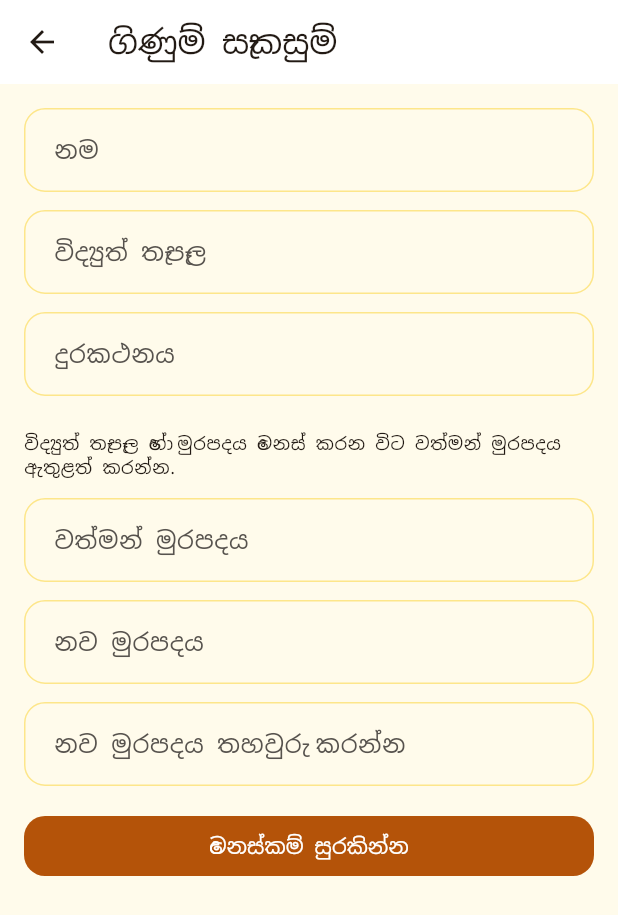
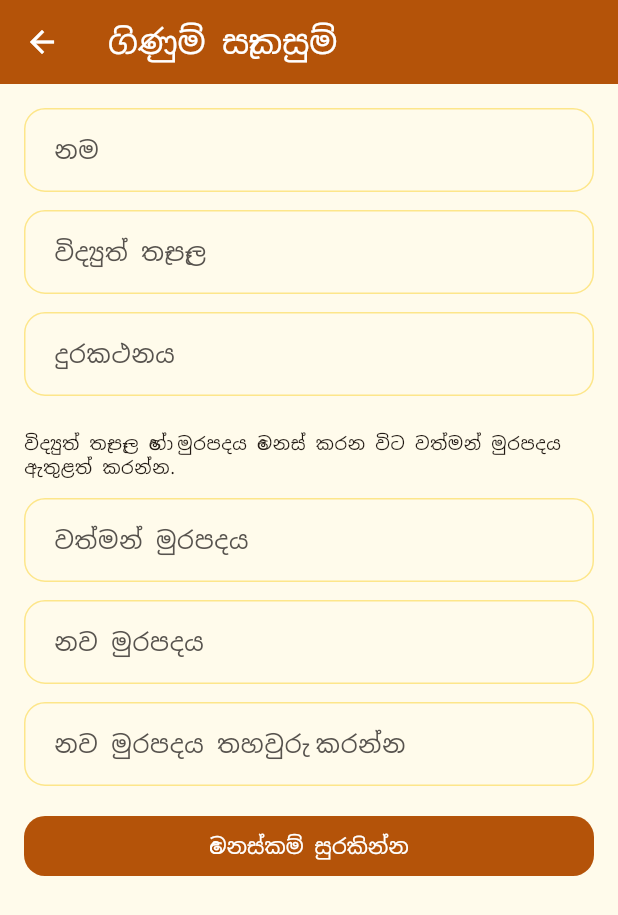
Before and after one commit to Dinukaawsh/bakery-mobile-app, a Flutter app: the screen it shows after launch, after a tap on "Sign in", after a tap on "සිං", after a tap on the "person" icon, on a phone screen of 412 x 824 dp. Shown: the top 915 px of the screen. Run offline on Flutter 3.47's test engine with Material 3 defaults, Android fonts, the phone set to English and light mode, and no system bars; our stand-ins replace pdf, printing, shared_preferences, table_calendar; accounts and stored records are empty; network calls fail.

Commit message:
feat: Enhance UI with custom app bar and loading spinner components
- Introduced `bakeryAppBar` for a consistent app bar design across screens, featuring a back button and customizable title.
- Added `BakeryLoadingSpinner` and `BakeryLoadingCenter` for improved loading indicators, replacing default `CircularProgressIndicator` for a cohesive look.
- Updated multiple screens (`AccountSettingsScreen`, `AddShopScreen`, `BillScreen`, `DeliveryHomeScreen`, `LoginScreen`, and `AdminShell`) to utilize the new app bar and loading components.
- Enhanced localization by adding a new string for the back button in English and Sinhala.

```diff
--- a/lib/l10n/strings_en.dart
+++ b/lib/l10n/strings_en.dart
@@ -6,6 +6,7 @@ const Map<String, String> stringsEn = {
   'common.cancel': 'Cancel',
   'common.confirm': 'Confirm',
   'common.close': 'Close',
+  'common.back': 'Back',
   'common.save': 'Save',
   'common.saving': 'Saving...',
   'common.loading': 'Loading...',
--- a/lib/l10n/strings_si.dart
+++ b/lib/l10n/strings_si.dart
@@ -6,6 +6,7 @@ const Map<String, String> stringsSi = {
   'common.cancel': 'අවලංගු කරන්න',
   'common.confirm': 'තහවුරු කරන්න',
   'common.close': 'වසන්න',
+  'common.back': 'ආපසු',
   'common.save': 'සුරකින්න',
   'common.saving': 'සුරකිමින්...',
   'common.loading': 'පූරණය වෙමින්...',
--- a/lib/screens/account_settings_screen.dart
+++ b/lib/screens/account_settings_screen.dart
@@ -4,6 +4,7 @@ import '../l10n/locale_scope.dart';
 import '../models/user.dart';
 import '../services/api_service.dart';
 import '../utils/safe_insets.dart';
+import '../widgets/bakery_app_bar.dart';
 
 class AccountSettingsScreen extends StatefulWidget {
   const AccountSettingsScreen({
@@ -115,7 +116,8 @@ class _AccountSettingsScreenState extends State<AccountSettingsScreen> {
     final t = LocaleScope.of(context).t;
 
     return Scaffold(
-      appBar: AppBar(title: Text(t('account.title'))),
+      backgroundColor: const Color(0xFFFFFBEB),
+      appBar: bakeryAppBar(context, title: t('account.title')),
       body: ListView(
         padding: listPaddingWithSystemBottom(context, bottomBase: 24),
         children: [
--- a/lib/screens/login_screen.dart
+++ b/lib/screens/login_screen.dart
@@ -4,6 +4,7 @@ import '../l10n/locale_scope.dart';
 import '../models/business_settings.dart';
 import '../models/user.dart';
 import '../services/api_service.dart';
+import '../widgets/bakery_loading_spinner.dart';
 import '../widgets/locale_toggle.dart';
 
 class LoginScreen extends StatefulWidget {
@@ -358,13 +359,10 @@ class _LoginCard extends StatelessWidget {
                 ),
               ),
               child: loading
-                  ? const SizedBox(
-                      height: 22,
-                      width: 22,
-                      child: CircularProgressIndicator(
-                        strokeWidth: 2.5,
-                        color: Colors.white,
-                      ),
+                  ? const BakeryLoadingSpinner(
+                      size: BakerySpinnerSize.sm,
+                      color: Colors.white,
+                      trackColor: Color(0x33FFFFFF),
                     )
                   : Text(
                       t('login.signIn'),
--- a/lib/widgets/app_splash_screen.dart
+++ b/lib/widgets/app_splash_screen.dart
@@ -1,4 +1,6 @@
 import 'package:flutter/material.dart';
+
+import 'bakery_loading_spinner.dart';
 
 class AppSplashScreen extends StatelessWidget {
   const AppSplashScreen({
@@ -32,13 +34,25 @@ class AppSplashScreen extends StatelessWidget {
           child: Column(
             children: [
               const Spacer(),
-              ClipRRect(
-                borderRadius: BorderRadius.circular(28),
-                child: Image.asset(
-                  'assets/icon/app_icon.png',
-                  width: 112,
-                  height: 112,
-                  fit: BoxFit.cover,
+              Container(
+                decoration: BoxDecoration(
+                  borderRadius: BorderRadius.circular(28),
+                  boxShadow: [
+                    BoxShadow(
+                      color: const Color(0xFF78350F).withValues(alpha: 0.12),
+                      blurRadius: 24,
+                      offset: const Offset(0, 10),
+                    ),
+                  ],
+                ),
+                child: ClipRRect(
+                  borderRadius: BorderRadius.circular(28),
+                  child: Image.asset(
+                    'assets/icon/app_icon.png',
+                    width: 96,
+                    height: 96,
+                    fit: BoxFit.cover,
+                  ),
                 ),
               ),
               const SizedBox(height: 24),
@@ -50,29 +64,18 @@ class AppSplashScreen extends StatelessWidget {
                   style: const TextStyle(
                     fontSize: 26,
                     fontWeight: FontWeight.bold,
+                    letterSpacing: -0.3,
                     color: Color(0xFF1C1917),
                   ),
                 ),
               ),
-              const SizedBox(height: 28),
-              const SizedBox(
-                width: 36,
-                height: 36,
-                child: CircularProgressIndicator(
-                  strokeWidth: 3,
-                  color: Color(0xFFB45309),
-                ),
+              const SizedBox(height: 32),
+              BakeryLoadingSpinner(
+                size: BakerySpinnerSize.lg,
+                color: const Color(0xFFB45309),
+                trackColor: const Color(0xFFFDE68A),
+                label: message,
               ),
-              if (message != null) ...[
-                const SizedBox(height: 12),
-                Text(
-                  message!,
-                  style: const TextStyle(
-                    fontSize: 13,
-                    color: Color(0xFF57534E),
-                  ),
-                ),
-              ],
               const Spacer(),
               Padding(
                 padding: const EdgeInsets.fromLTRB(24, 0, 24, 28),
--- /dev/null
+++ b/lib/widgets/bakery_app_bar.dart
@@ -0,0 +1,31 @@
+import 'package:flutter/material.dart';
+
+import '../l10n/locale_scope.dart';
+
+/// Standard amber admin/delivery app bar with an explicit top-left back control.
+PreferredSizeWidget bakeryAppBar(
+  BuildContext context, {
+  required String title,
+  List<Widget>? actions,
+  bool showBack = true,
+  VoidCallback? onBack,
+  PreferredSizeWidget? bottom,
+}) {
+  final t = LocaleScope.of(context).t;
+
+  return AppBar(
+    title: Text(title),
+    backgroundColor: const Color(0xFFB45309),
+    foregroundColor: Colors.white,
+    automaticallyImplyLeading: false,
+    leading: showBack
+        ? IconButton(
+            tooltip: t('common.back'),
+            icon: const Icon(Icons.arrow_back),
+            onPressed: onBack ?? () => Navigator.of(context).maybePop(),
+          )
+        : null,
+    actions: actions,
+    bottom: bottom,
+  );
+}
--- /dev/null
+++ b/lib/widgets/bakery_loading_spinner.dart
@@ -0,0 +1,104 @@
+import 'package:flutter/material.dart';
+
+enum BakerySpinnerSize { sm, md, lg }
+
+/// Matches web `LoadingSpinner`: amber ring with lighter track.
+class BakeryLoadingSpinner extends StatelessWidget {
+  const BakeryLoadingSpinner({
+    super.key,
+    this.size = BakerySpinnerSize.md,
+    this.label,
+    this.fullPage = false,
+    this.color = const Color(0xFFD97706),
+    this.trackColor = const Color(0xFFFDE68A),
+  });
+
+  final BakerySpinnerSize size;
+  final String? label;
+  final bool fullPage;
+  final Color color;
+  final Color trackColor;
+
+  double get _dimension {
+    switch (size) {
+      case BakerySpinnerSize.sm:
+        return 20;
+      case BakerySpinnerSize.md:
+        return 32;
+      case BakerySpinnerSize.lg:
+        return 48;
+    }
+  }
+
+  double get _stroke {
+    switch (size) {
+      case BakerySpinnerSize.sm:
+        return 2;
+      case BakerySpinnerSize.md:
+        return 3;
+      case BakerySpinnerSize.lg:
+        return 3.5;
+    }
+  }
+
+  @override
+  Widget build(BuildContext context) {
+    final spinner = Column(
+      mainAxisSize: MainAxisSize.min,
+      children: [
+        SizedBox(
+          width: _dimension,
+          height: _dimension,
+          child: CircularProgressIndicator(
+            strokeWidth: _stroke,
+            color: color,
+            backgroundColor: trackColor,
+          ),
+        ),
+        if (label != null) ...[
+          const SizedBox(height: 12),
+          Text(
+            label!,
+            textAlign: TextAlign.center,
+            style: const TextStyle(
+              fontSize: 14,
+              color: Color(0xFF1C1917),
+            ),
+          ),
+        ],
+      ],
+    );
+
+    if (fullPage) {
+      return SizedBox(
+        width: double.infinity,
+        height: MediaQuery.sizeOf(context).height * 0.4,
+        child: Center(child: spinner),
+      );
+    }
+
+    return spinner;
+  }
+}
+
+/// Centered page/section loader (same look as web fullPage spinner).
+class BakeryLoadingCenter extends StatelessWidget {
+  const BakeryLoadingCenter({
+    super.key,
+    this.label,
+    this.size = BakerySpinnerSize.md,
+  });
+
+  final String? label;
+  final BakerySpinnerSize size;
+
+  @override
+  Widget build(BuildContext context) {
+    return Center(
+      child: BakeryLoadingSpinner(
+        size: size,
+        label: label,
+      ),
+    );
+  }
+}
```
Also changed, not shown: lib/screens/add_shop_screen.dart (+3 -5 lines), lib/screens/admin_shell.dart (+4 -3 lines), lib/screens/bill_screen.dart (+11 -13 lines), lib/screens/delivery_home_screen.dart (+7 -6 lines).
